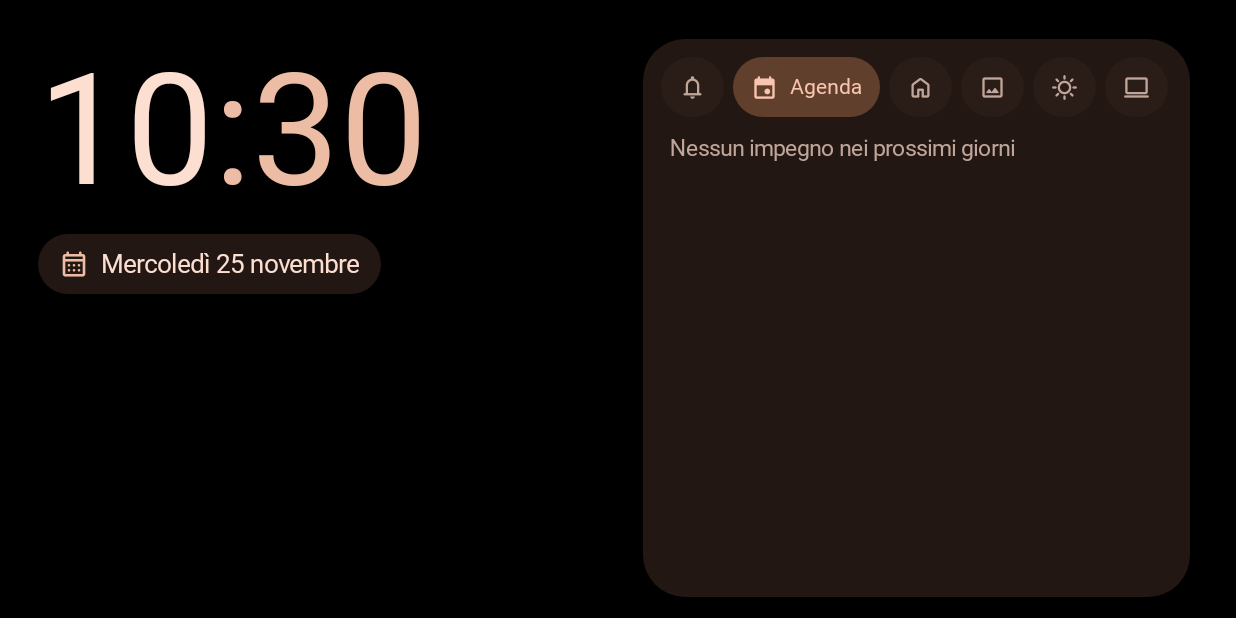
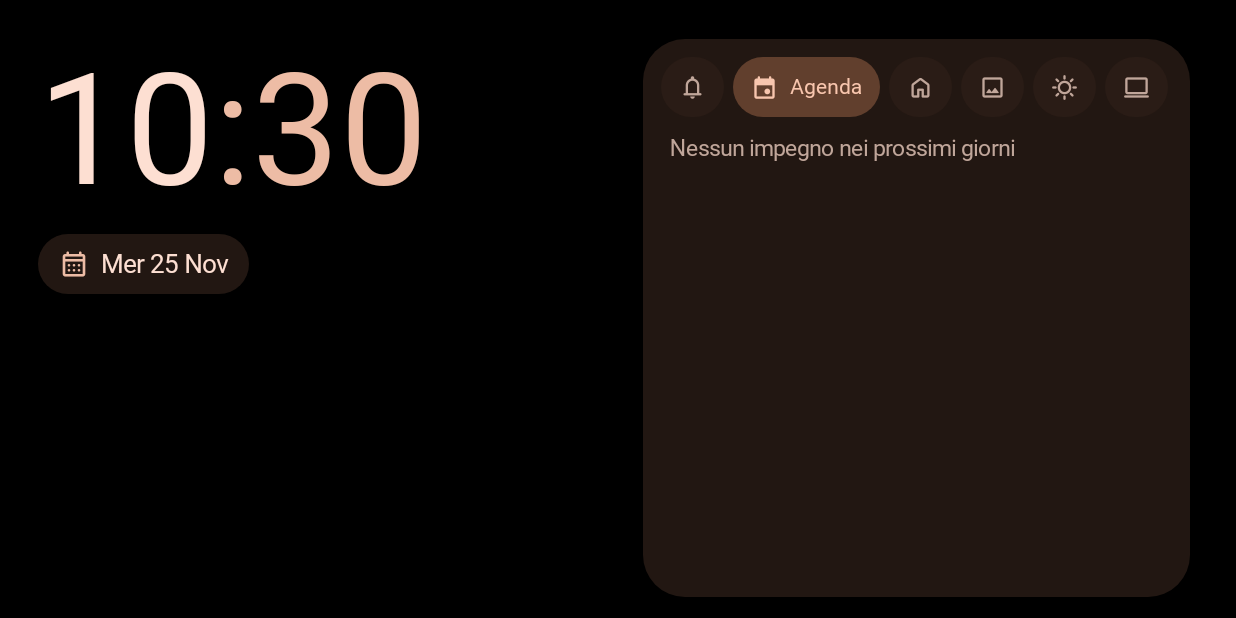
Before and after one commit to ciabattarichri/desk_sidecar, an Android app built with Jetpack Compose: the screen it shows after launch (MainActivity), on a phone screen of 824 x 412 dp (held sideways). Run offline under Robolectric (Android 15) with nearby library versions, the phone set to English and light mode, and no system bars; network calls fail; pictures from the network do not load; Roboto replaces fonts that are not available here.

Commit message:
Dashboard: billable on one line (autosize), short date, billable beside clock, forecast tiles fill the bottom; layout demo mode
Co-Authored-By: Claude Opus 5.5 <noreply@anthropic.com>

```diff
--- a/app/src/main/java/dev/vq/dashboard/Dashboard.kt
+++ b/app/src/main/java/dev/vq/dashboard/Dashboard.kt
@@ -46,6 +46,7 @@ import androidx.compose.ui.graphics.asImageBitmap
 import androidx.compose.ui.input.pointer.pointerInput
 import androidx.compose.ui.layout.ContentScale
 import androidx.compose.ui.layout.Layout
+import androidx.compose.ui.layout.onSizeChanged
 import androidx.compose.ui.platform.LocalContext
 import androidx.compose.ui.text.style.TextAlign
 import androidx.compose.ui.text.style.TextOverflow
@@ -200,7 +201,15 @@ fun Dashboard(
         Box(Modifier.fillMaxSize().offset(shift.first.dp, shift.second.dp)) {
             Crossfade(targetState = night, label = "night") { isNight ->
                 if (isNight) NightView(now, visibleTrack?.takeIf { it.playing })
-                else DayView(now, weather, agenda, visibleTrack, track, nowPlaying, pcOnline, config.slideshowSeconds, prefs, billable, lastTouch)
+                else {
+                    // Layout demo overrides (see Demo.kt); null = real data.
+                    val demo = Demo.current.collectAsState().value
+                    val dTrack = when (demo?.music) { null -> track; "none" -> null; else -> Demo.track(demo.music == "playing") }
+                    val dVisible = when (demo?.music) { null -> visibleTrack; "playing" -> dTrack; else -> null }
+                    val dBillable = when (demo?.billable) { null, "real" -> billable; "huge" -> Demo.huge; else -> null }
+                    DayView(now, weather, agenda, dVisible, dTrack, nowPlaying, pcOnline, config.slideshowSeconds, prefs, dBillable, lastTouch)
+                    demo?.let { DemoLabel(it, Modifier.align(Alignment.TopCenter).padding(top = 4.dp)) }
+                }
             }
         }
     }
@@ -226,55 +235,44 @@ private fun DayView(
         Modifier.fillMaxSize().padding(horizontal = 28.dp, vertical = 20.dp),
         horizontalArrangement = Arrangement.spacedBy(20.dp),
     ) {
-        // Left: clock, date, weather
+        // Left: clock, short date and today's weather stacked, the hours card as tall as that stack beside
+        // them, then forecast (or the player while music plays) at the bottom.
         Column(Modifier.weight(1.05f).fillMaxHeight()) {
             val playing = track != null
+            var stackPx by remember { mutableIntStateOf(0) }
+            val stackDp = with(androidx.compose.ui.platform.LocalDensity.current) { stackPx.toDp() }
             Row(Modifier.fillMaxWidth(), verticalAlignment = Alignment.Top) {
-                Column {
+                Column(Modifier.onSizeChanged { stackPx = it.height }) {
                     Row(verticalAlignment = Alignment.Bottom) {
                         Text(now.format(HOUR_FMT), style = textStyle(104, p.onSurface, 800).copy(fontFamily = ClockFont, lineHeight = 104.sp()))
                         Text(":", style = textStyle(104, p.primary, 800).copy(fontFamily = ClockFont, lineHeight = 104.sp()))
                         Text(now.format(MIN_FMT), style = textStyle(104, p.primary, 800).copy(fontFamily = ClockFont, lineHeight = 104.sp()))
                     }
-                    // With music: short date + today's weather tuck under the clock, beside the hours card.
-                    if (playing) {
                     Spacer(Modifier.height(8.dp))
                     Row(verticalAlignment = Alignment.CenterVertically, horizontalArrangement = Arrangement.spacedBy(8.dp)) {
                         Pill {
                             MIcon(Sym.CALENDAR, 20.dp, p.primary)
                             Text(now.format(SHORT_DATE_FMT).split(" ").joinToString(" ") { it.cap() }.replace(".", ""), style = textStyle(17, p.onSurface), maxLines = 1)
                         }
-                            weather?.let { CurrentWeatherPill(it, compact = true) }
+                        if (playing) weather?.let { CurrentWeatherPill(it, compact = true) }
+                        else if (session != null) MiniControls(session, nowPlaying)
                     }
+                    if (!playing) weather?.let {
+                        Spacer(Modifier.height(8.dp))
+                        CurrentWeatherPill(it, compact = false)
                     }
                 }
                 billable?.takeIf { Remote.config.value.showBillable }?.let {
                     Spacer(Modifier.width(16.dp))
-                    BillableCard(it, compact = false, modifier = Modifier.weight(1f))
+                    BillableCard(it, compact = false, modifier = Modifier.weight(1f).then(if (stackPx > 0) Modifier.height(stackDp) else Modifier))
                 }
             }
-            if (!playing) {
-                Spacer(Modifier.height(8.dp))
-                Pill {
-                    MIcon(Sym.CALENDAR, 20.dp, p.primary)
-                    Text(now.format(DATE_FMT).cap(), style = textStyle(17, p.onSurface), maxLines = 1)
-                }
-            }
-            Spacer(Modifier.height(8.dp))
-            Spacer(Modifier.weight(1f))
-            Crossfade(targetState = track != null, label = "left-bottom") { playing ->
-                if (playing) {
-                    track?.let { MediaCard(it, nowPlaying, lastTouch) }
-                } else {
-                    weather?.let {
-                        Column(verticalArrangement = Arrangement.spacedBy(8.dp)) {
-                            Row(verticalAlignment = Alignment.CenterVertically, horizontalArrangement = Arrangement.spacedBy(8.dp)) {
-                                CurrentWeatherPill(it, compact = false)
-                                if (session != null) MiniControls(session, nowPlaying)
-                            }
-                            ForecastPills(it)
-                        }
-                    }
+            Spacer(Modifier.height(12.dp))
+            // Bottom: the player while music plays, otherwise the next days fill the remaining height.
+            Crossfade(targetState = playing, modifier = Modifier.weight(1f).fillMaxWidth(), label = "left-bottom") { isPlaying ->
+                Box(Modifier.fillMaxSize(), contentAlignment = Alignment.BottomStart) {
+                    if (isPlaying) track?.let { MediaCard(it, nowPlaying, lastTouch) }
+                    else weather?.let { ForecastTiles(it, Modifier.fillMaxSize()) }
                 }
             }
         }
@@ -321,7 +319,7 @@ private fun BillableCard(t: Billable.Totals, compact: Boolean, modifier: Modifie
             .clip(RoundedCornerShape(24.dp))
             .background(p.secondaryContainer)
             .padding(horizontal = 16.dp, vertical = if (compact) 6.dp else 10.dp),
-        verticalArrangement = Arrangement.spacedBy(if (compact) 2.dp else 6.dp),
+        verticalArrangement = if (compact) Arrangement.spacedBy(2.dp) else Arrangement.SpaceEvenly,
     ) {
         @Composable
         fun block(label: String, icon: Char, filled: Boolean, sec: Long, amount: Double) {
@@ -330,8 +328,20 @@ private fun BillableCard(t: Billable.Totals, compact: Boolean, modifier: Modifie
                     MIcon(icon, 16.dp, p.primary, filled = filled)
                     Text(label, style = textStyle(13, fg, 600))
                 }
-                Text(Billable.hm(sec), style = if (compact) textStyle(24, p.primary, 600).copy(lineHeight = 26.sp()) else textStyle(30, p.primary, 600).copy(lineHeight = 32.sp()))
-                if (t.hasRates && !compact) Text(Billable.money(amount, t.currency), style = textStyle(14, fg, 500), maxLines = 1)
+                // Always one line: the text shrinks to fit the card (e.g. "128:45" or a 4-digit amount),
+                // otherwise it wraps and the taller card squeezes the date/weather column.
+                val max = if (compact) 24 else 30
+                androidx.compose.foundation.text.BasicText(
+                    Billable.hm(sec),
+                    style = textStyle(max, p.primary, 600).copy(lineHeight = (max + 2).sp()),
+                    maxLines = 1, softWrap = false,
+                    autoSize = androidx.compose.foundation.text.TextAutoSize.StepBased(minFontSize = 14.sp(), maxFontSize = max.sp(), stepSize = 1.sp()),
+                )
+                if (t.hasRates && !compact) androidx.compose.foundation.text.BasicText(
+                    Billable.money(amount, t.currency),
+                    style = textStyle(14, fg, 500), maxLines = 1, softWrap = false,
+                    autoSize = androidx.compose.foundation.text.TextAutoSize.StepBased(minFontSize = 9.sp(), maxFontSize = 14.sp(), stepSize = 1.sp()),
+                )
             }
         }
         block(if (t.running != null) tr("In corso", "Running") else tr("Oggi", "Today"), Sym.TIMER, t.running != null, t.todaySec, t.todayAmount)
@@ -357,6 +367,38 @@ private fun MiniControls(t: NowPlaying, source: NowPlayingSource) {
                     .clickable { action() },
                 contentAlignment = Alignment.Center,
             ) { MIcon(sym, 22.dp, if (main) p.onPrimaryContainer else p.onSurface, filled = true) }
+        }
+    }
+}
+
+/** Next three days as tall tiles: day, big icon, max/min, rain chance. */
+@Composable
+private fun ForecastTiles(w: Weather, modifier: Modifier) {
+    val p = LocalPalette.current
+    Row(modifier, horizontalArrangement = Arrangement.spacedBy(10.dp)) {
+        w.days.drop(1).take(3).forEach { d ->
+            val rain = d.rainProb ?: 0
+            val rainColor = if (rain >= 30) Color(0xFF6FA8DC) else p.onSurfaceVariant
+            Column(
+                Modifier.weight(1f).fillMaxHeight().clip(RoundedCornerShape(24.dp)).background(p.surfaceContainer)
+                    .padding(horizontal = 14.dp, vertical = 8.dp),
+                verticalArrangement = Arrangement.SpaceEvenly,
+            ) {
+                Row(Modifier.fillMaxWidth(), verticalAlignment = Alignment.CenterVertically) {
+                    Text(d.date.format(DAY_FMT).cap().removeSuffix("."), style = textStyle(15, p.onSurfaceVariant, 600), modifier = Modifier.weight(1f))
+                    MIcon(Sym.UMBRELLA, 13.dp, rainColor)
+                    Spacer(Modifier.width(2.dp))
+                    Text("$rain%", style = textStyle(13, rainColor, 600))
+                }
+                Row(Modifier.fillMaxWidth(), verticalAlignment = Alignment.CenterVertically) {
+                    MIcon(WeatherRepo.describe(d.code).first, 32.dp, p.primary)
+                    Spacer(Modifier.weight(1f))
+                    Column(horizontalAlignment = Alignment.End) {
+                        Text("${d.tMax.roundToInt()}°", style = textStyle(20, p.onSurface, 700))
+                        Text("${d.tMin.roundToInt()}°", style = textStyle(14, p.onSurfaceVariant, 500))
+                    }
+                }
+            }
         }
     }
 }
--- /dev/null
+++ b/app/src/main/java/dev/vq/dashboard/Demo.kt
@@ -0,0 +1,69 @@
+package dev.vq.dashboard
+
+import android.os.SystemClock
+import androidx.compose.foundation.background
+import androidx.compose.foundation.layout.padding
+import androidx.compose.foundation.shape.RoundedCornerShape
+import androidx.compose.material3.Text
+import androidx.compose.runtime.Composable
+import androidx.compose.ui.Modifier
+import androidx.compose.ui.draw.clip
+import androidx.compose.ui.graphics.Color
+import androidx.compose.ui.unit.dp
+import kotlinx.coroutines.CoroutineScope
+import kotlinx.coroutines.Job
+import kotlinx.coroutines.delay
+import kotlinx.coroutines.flow.MutableStateFlow
+import kotlinx.coroutines.launch
+
+/**
+ * Layout demo: `adb shell am start -n dev.vq.dashboard/.MainActivity --ez demo true` cycles through
+ * every combination (music playing/paused/none × billable normal/huge/none), 10 s each, with fake data.
+ */
+object Demo {
+    data class Case(val label: String, val music: String, val billable: String)
+
+    val cases = listOf(
+        Case("1/7 · normale, niente musica", "none", "real"),
+        Case("2/7 · musica in pausa → controlli", "paused", "real"),
+        Case("3/7 · musica in riproduzione", "playing", "real"),
+        Case("4/7 · 300:59 nel mese, timer attivo", "none", "huge"),
+        Case("5/7 · 300:59 + musica", "playing", "huge"),
+        Case("6/7 · senza Billable", "none", "none"),
+        Case("7/7 · senza Billable + musica", "playing", "none"),
+    )
+    val current = MutableStateFlow<Case?>(null)
+    private var job: Job? = null
+
+    fun start(scope: CoroutineScope, seconds: Long = 10) {
+        job?.cancel()
+        job = scope.launch {
+            for (c in cases) {
+                current.value = c
+                delay(seconds * 1000)
+            }
+            current.value = null
+        }
+    }
+
+    fun track(playing: Boolean) = NowPlaying(
+        title = "For the Greater Good", appName = "Spotify", artist = "Organ Freeman", album = "Organ Freeman",
+        art = null, playing = playing, durationMs = 357_000, positionMs = 94_000,
+        positionAtElapsed = SystemClock.elapsedRealtime(), speed = 1f,
+        pausedAtMs = if (playing) 0 else 1, // paused long ago → full player hidden, mini controls shown
+    )
+
+    val huge = Billable.Totals(
+        todaySec = 12 * 3600 + 34 * 60, todayAmount = 987.65, monthSec = 300 * 3600 + 59 * 60, monthAmount = 12345.67,
+        running = "Demo", hasRates = true, currency = "€",
+    )
+}
+
+@Composable
+fun DemoLabel(c: Demo.Case, modifier: Modifier) {
+    Text(
+        "DEMO ${c.label}",
+        style = textStyle(13, Color.Black, 700),
+        modifier = modifier.clip(RoundedCornerShape(8.dp)).background(Color(0xFFFFD54F)).padding(horizontal = 10.dp, vertical = 3.dp),
+    )
+}
--- a/app/src/main/java/dev/vq/dashboard/MainActivity.kt
+++ b/app/src/main/java/dev/vq/dashboard/MainActivity.kt
@@ -19,6 +19,7 @@ import androidx.core.view.WindowInsetsCompat
 import androidx.core.view.WindowInsetsControllerCompat
 
 class MainActivity : ComponentActivity() {
+    private val lifecycleScopeCompat = kotlinx.coroutines.MainScope()
 
     private lateinit var nowPlaying: NowPlayingSource
     private lateinit var prefs: Prefs
@@ -37,6 +38,7 @@ class MainActivity : ComponentActivity() {
         server = HttpServer(this).also { it.start() }
         nowPlaying = NowPlayingSource(this)
 
+        if (intent?.getBooleanExtra("demo", false) == true) Demo.start(lifecycleScopeCompat)
         setContent {
             val permLauncher = rememberLauncherForActivityResult(
                 ActivityResultContracts.RequestMultiplePermissions()
@@ -84,6 +86,7 @@ class MainActivity : ComponentActivity() {
 
     override fun onNewIntent(intent: Intent) {
         super.onNewIntent(intent)
+        if (intent.getBooleanExtra("demo", false)) Demo.start(lifecycleScopeCompat)
         // HOME pressed while already on the dashboard: close the drawer.
         drawerOpen.value = false
     }
```
Lines whose indentation alone changed are shown as unchanged.
